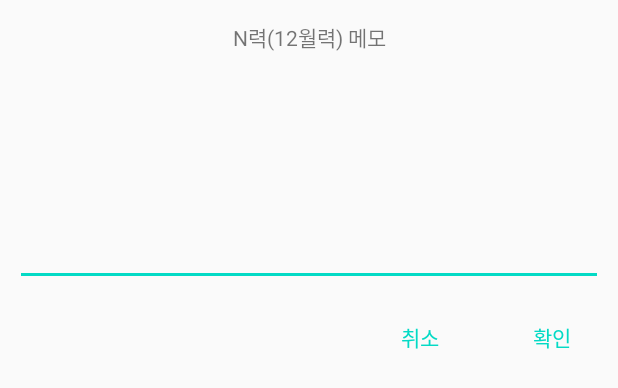
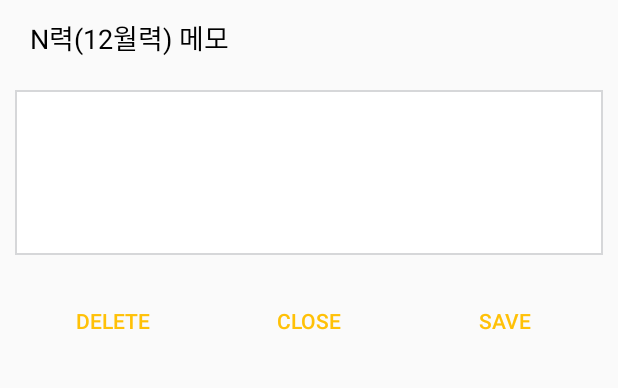
Before and after one commit to sangeun-jo/Lilith, an Android app: the layout memo_dialog.xml on its own in the app's theme, with its tools: preview values and no code run, on a phone screen of 412 x 824 dp. Shown: the top 388 px of the screen. Run offline under Robolectric (Android 15) with nearby library versions, the phone set to English and light mode, and no system bars.

Commit message:
메모 입력, 메모 삭제

```diff
--- a/app/build.gradle
+++ b/app/build.gradle
@@ -1,4 +1,5 @@
 apply plugin: 'com.android.application'
+apply plugin: 'realm-android'
 
 android {
     compileSdkVersion 30
@@ -25,6 +26,7 @@ android {
 dependencies {
     implementation fileTree(dir: "libs", include: ["*.jar"])
     implementation 'androidx.appcompat:appcompat:1.1.0'
+    implementation 'io.realm:android-adapters:3.1.0'
     implementation 'androidx.constraintlayout:constraintlayout:1.1.3'
     testImplementation 'junit:junit:4.12'
     androidTestImplementation 'androidx.test.ext:junit:1.1.1'
--- a/app/src/main/AndroidManifest.xml
+++ b/app/src/main/AndroidManifest.xml
@@ -5,7 +5,7 @@
     <application
         android:allowBackup="true"
         android:icon="@mipmap/ic_launcher"
-        android:label="13 Calendar"
+        android:label="Custom Calendar"
         android:roundIcon="@mipmap/ic_launcher_round"
         android:supportsRtl="true"
         android:theme="@style/AppTheme">
--- /dev/null
+++ b/app/src/main/res/drawable-v24/edit_text_bolder.xml
@@ -0,0 +1,7 @@
+<?xml version="1.0" encoding="utf-8"?>
+<shape
+    xmlns:android="http://schemas.android.com/apk/res/android"
+    android:shape="rectangle" android:thickness="0dp">
+    <stroke android:width="1dp" android:color="#d6d7d9"/>
+    <solid android:color="#ffffff"/>
+</shape>
--- a/app/src/main/res/layout/day.xml
+++ b/app/src/main/res/layout/day.xml
@@ -58,9 +58,9 @@
                     android:layout_alignParentBottom="true"
                     android:layout_marginHorizontal="4dp"
                     android:gravity="left"
-                    android:textColor="#FFC107"
                     android:textSize="8sp"
-                    tools:text="메모"/>
+                    android:textColor="#ffffff"
+                    android:text="Memo" />
             </LinearLayout>
 
 
--- a/app/src/main/res/layout/memo_dialog.xml
+++ b/app/src/main/res/layout/memo_dialog.xml
@@ -1,49 +1,77 @@
-<LinearLayout
-    xmlns:android="http://schemas.android.com/apk/res/android"
+<LinearLayout xmlns:android="http://schemas.android.com/apk/res/android"
     xmlns:tools="http://schemas.android.com/tools"
     android:layout_width="match_parent"
     android:layout_height="match_parent"
+    xmlns:app="http://schemas.android.com/apk/res-auto"
     android:orientation="vertical">
-
-    <TextView
-        android:id="@+id/memo_date"
-        android:layout_width="match_parent"
-        android:layout_height="30dp"
-        android:layout_margin="10dp"
-        android:gravity="center"
-        android:text="N력(12월력) 메모">
-    </TextView>
-
-    <EditText android:id="@+id/memo"
-        android:layout_width="match_parent"
-        android:layout_height="wrap_content"
-        android:lines="5" android:gravity="top|left" android:inputType="textMultiLine"
-        android:scrollHorizontally="false"
-        android:minWidth="10.0dip"
-        android:maxWidth="5.0dip"
-        android:layout_margin="10dp"/>
     <LinearLayout
         android:layout_width="match_parent"
         android:layout_height="wrap_content"
         android:orientation="horizontal"
-        android:gravity="right"
-        android:paddingLeft="20dp">
+        android:layout_margin="10dp">
+
+        <TextView
+            android:id="@+id/memo_date"
+            android:layout_width="wrap_content"
+            android:layout_height="30dp"
+            android:gravity="left|center"
+            android:paddingLeft="10dp"
+            android:textColor="#000000"
+            android:textSize="18dp"
+            android:layout_weight="4"
+            android:text="N력(12월력) 메모">
+        </TextView>
+
+
+    </LinearLayout>
+
+
+    <EditText android:id="@+id/edit_memo"
+        android:layout_width="match_parent"
+        android:layout_height="wrap_content"
+        android:lines="5"
+        android:gravity="top|left"
+        android:inputType="textMultiLine"
+        android:scrollHorizontally="false"
+        android:minWidth="10.0dip"
+        android:maxWidth="5.0dip"
+        android:layout_margin="10dp"
+        android:focusable="auto"
+        android:background="@drawable/edit_text_bolder"
+        />
+    <LinearLayout
+        android:layout_width="match_parent"
+        android:layout_height="wrap_content"
+        android:orientation="horizontal"
+        android:gravity="center"
+        android:layout_margin="10dp">
         <Button
-            android:id="@+id/cancel"
+            android:id="@+id/delete_memo"
+            android:layout_width="wrap_content"
+            android:layout_height="wrap_content"
+            android:background="#00ff0000"
+            android:text="Delete"
+            android:layout_weight="1"
+            android:textColor="#FFC107" />
+
+        <Button
+            android:id="@+id/close"
             android:layout_width="wrap_content"
             android:layout_height="wrap_content"
             android:background="#00ff0000"
             android:padding="10dp"
-            android:text="취소"
-            android:textColor="@color/colorAccent" />
+            android:text="Close"
+            android:layout_weight="1"
+            android:textColor="@color/colorPrimary" />
         <Button
-            android:id="@+id/confirm"
-            android:layout_width="wrap_content"
-            android:layout_height="wrap_content"
-            android:background="#00ff0000"
-            android:padding="10dp"
-            android:text="확인"
-            android:textColor="@color/colorAccent" />
+        android:id="@+id/save_memo"
+        android:layout_width="wrap_content"
+        android:layout_height="wrap_content"
+        android:background="#00ff0000"
+        android:padding="10dp"
+        android:text="Save"
+        android:layout_weight="1"
+        android:textColor="@color/colorPrimary" />
 
     </LinearLayout>
 
--- a/app/src/main/res/menu/home_main.xml
+++ b/app/src/main/res/menu/home_main.xml
@@ -6,11 +6,11 @@
         android:id="@+id/select_date"
         android:icon="@drawable/ic_baseline_today_24"
         android:title="Search"
-        app:showAsAction="ifRoom"/>
+        app:showAsAction="ifRoom" />
 
     <item
         android:id="@+id/add_memo"
-        android:icon="@drawable/ic_baseline_add_circle_outline_24"
+        android:icon="@drawable/ic_baseline_edit_24"
         android:title="Search"
         app:showAsAction="ifRoom"/>
 
--- a/build.gradle
+++ b/build.gradle
@@ -6,6 +6,7 @@ buildscript {
     }
     dependencies {
         classpath 'com.android.tools.build:gradle:4.0.1'
+        classpath 'io.realm:realm-gradle-plugin:6.0.2'
 
         // NOTE: Do not place your application dependencies here; they belong
         // in the individual module build.gradle files
```
Also changed, not shown: app/src/main/java/com/example/excalendar2/CalendarAdapter.java (+16 -8 lines), app/src/main/java/com/example/excalendar2/CustomCalendar.java (+26 -5 lines), app/src/main/java/com/example/excalendar2/MainActivity.java (+72 -22 lines), app/src/main/java/com/example/excalendar2/Memo.java (+27 -12 lines), app/src/main/java/com/example/excalendar2/MemoDialog.java (+52 -24 lines), app/src/main/res/drawable/ic_baseline_edit_24.xml (added, +10 -0 lines).
